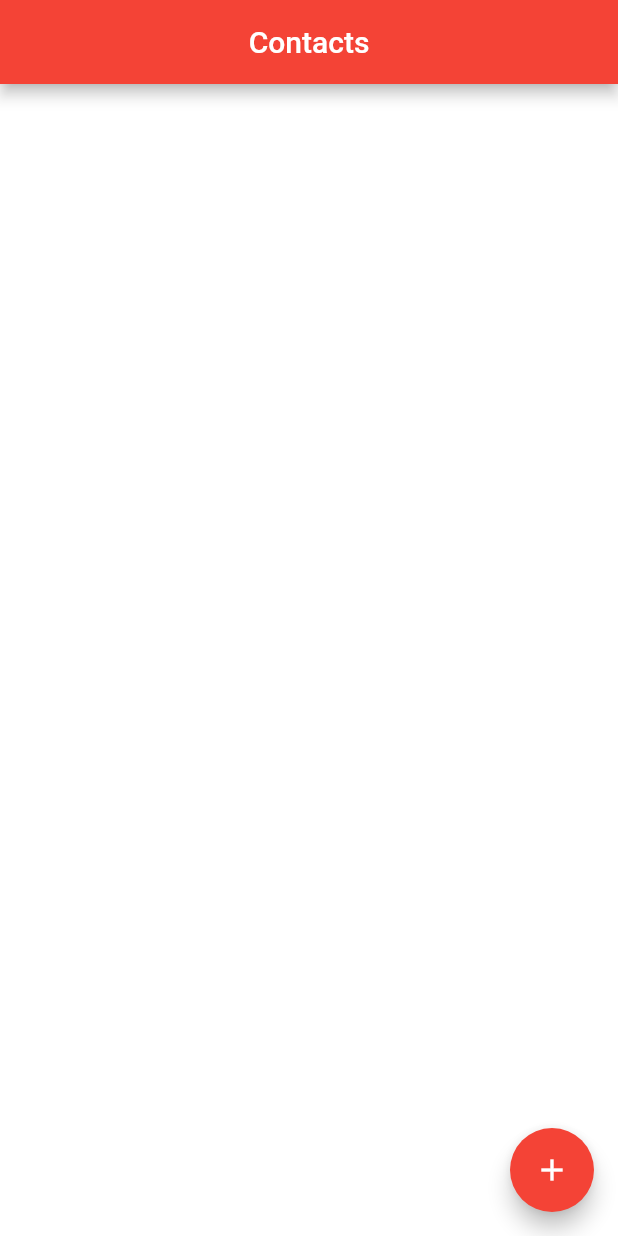
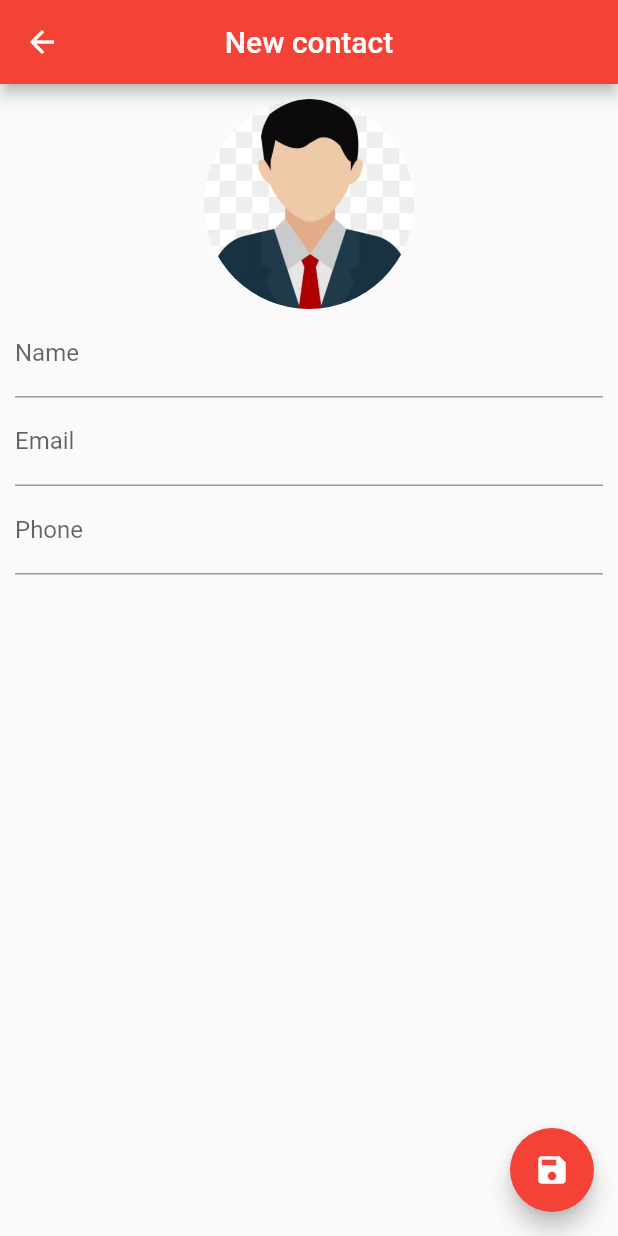
Before and after one commit to mprandot/flutter-projects, a Flutter app: the screen it shows after launch, after a tap on the "add" icon, on a phone screen of 412 x 824 dp. Run offline on Flutter 3.47's test engine with Material 2 defaults, Android fonts, the phone set to English and light mode, and no system bars; our stand-ins replace flutter_dotenv, share, sqflite, transparent_image; accounts and stored records are empty.

Commit message:
#Contact: Add contact page
- Use navigator push/pop to navigate in pages.
- Receive new contact thought pop method.
- Use GestureDetector to call edit contact.
- Inserting focus with FocusNode;
- Disable debug banner with debugShowCheckedModeBanner

```diff
--- a/contact/lib/main.dart
+++ b/contact/lib/main.dart
@@ -15,6 +15,7 @@ class MyApp extends StatelessWidget {
           primarySwatch: Colors.blue,
           visualDensity: VisualDensity.adaptivePlatformDensity,
         ),
+        debugShowCheckedModeBanner: false,
         home: HomePage());
   }
 }
--- /dev/null
+++ b/contact/lib/ui/contact_page.dart
@@ -0,0 +1,108 @@
+import 'dart:io';
+
+import 'package:contact/helpers/Contact.dart';
+import 'package:flutter/material.dart';
+
+class ContactPage extends StatefulWidget {
+
+  final Contact contact;
+  ContactPage({this.contact});
+
+  @override
+  _ContactPageState createState() => _ContactPageState();
+}
+
+class _ContactPageState extends State<ContactPage> {
+  Contact _editedContact;
+  bool formChanged = false;
+
+  final _nameController = TextEditingController();
+  final _emailController = TextEditingController();
+  final _phoneController = TextEditingController();
+  final _nameFocus = FocusNode();
+
+  @override
+  void initState() {
+    super.initState();
+    if(widget.contact == null) {
+      _editedContact = Contact();
+    } else {
+      _editedContact = Contact.fromMap(widget.contact.toMap());
+      _nameController.text = _editedContact.name;
+      _emailController.text = _editedContact.email;
+      _phoneController.text = _editedContact.phone;
+    }
+  }
+
+  @override
+  Widget build(BuildContext context) {
+    return Scaffold(
+      appBar: AppBar(
+        backgroundColor: Colors.red,
+        title: Text(_editedContact.name ?? 'New contact'),
+        centerTitle: true,
+      ),
+      floatingActionButton: FloatingActionButton(
+        onPressed: (){
+          if(_editedContact.name != null && _editedContact.name.isNotEmpty) {
+            return Navigator.pop(context, _editedContact);
+          }
+          FocusScope.of(context).requestFocus(_nameFocus);
+        },
+        child: Icon(Icons.save),
+        backgroundColor: Colors.red,
+      ),
+      body: SingleChildScrollView(
+        padding: EdgeInsets.all(10.0),
+        child: Column(
+          children: [
+            GestureDetector(
+              child: Container(
+                width: 140.0,
+                height: 140.0,
+                decoration: BoxDecoration(
+                    shape: BoxShape.circle,
+                    image: DecorationImage(
+                        image: _editedContact.img != null ?
+                        FileImage(File(_editedContact.img)) :
+                        AssetImage("images/default.jpg")
+                    )
+                ),
+              ),
+            ),
+            TextField(
+              decoration: InputDecoration(labelText: "Name"),
+              focusNode: _nameFocus,
+              controller: _nameController,
+              onChanged: (text) {
+                formChanged = true;
+                setState(() {
+                  _editedContact.name = text;
+                });
+              },
+            ),
+            TextField(
+              decoration: InputDecoration(labelText: "Email"),
+              controller: _emailController,
+              onChanged: (text) {
+                formChanged = true;
+                _editedContact.email = text;
+              },
+            ),
+            TextField(
+              decoration: InputDecoration(labelText: "Phone"),
+              controller: _phoneController,
+              keyboardType: TextInputType.phone,
+              onChanged: (text) {
+                formChanged = true;
+                _editedContact.phone = text;
+              },
+            )
+          ],
+        ),
+
+      )
+    );
+  }
+
+}
--- a/contact/lib/ui/home_page.dart
+++ b/contact/lib/ui/home_page.dart
@@ -1,6 +1,7 @@
 import 'dart:io';
 import 'package:contact/helpers/Contact.dart';
 import 'package:contact/helpers/contact_dao.dart';
+import 'package:contact/ui/contact_page.dart';
 import 'package:flutter/material.dart';
 
 class HomePage extends StatefulWidget {
@@ -16,11 +17,15 @@ class _HomePageState extends State<HomePage> {
   @override
   void initState() {
     super.initState();
+    _getAllContacts();
+  }
+
+  _getAllContacts() {
     database.getAllContacts()
-    .then((list) =>
-      setState(() {
-        contacts = list;
-      })
+        .then((list) =>
+        setState(() {
+          contacts = list;
+        })
     );
   }
 
@@ -36,7 +41,9 @@ class _HomePageState extends State<HomePage> {
       floatingActionButton: FloatingActionButton(
         child: Icon(Icons.add),
         backgroundColor: Colors.red,
-        onPressed: (){},
+        onPressed: (){
+          _showContactPage();
+        },
       ),
       body: ListView.builder(
         padding: EdgeInsets.all(10),
@@ -53,6 +60,9 @@ class _HomePageState extends State<HomePage> {
     Contact contact = contacts[index];
 
     return GestureDetector(
+      onTap: () {
+        _showContactPage(contact: contact);
+      },
       child: Card(
         child: Padding(
           padding: EdgeInsets.all(10),
@@ -86,4 +96,19 @@ class _HomePageState extends State<HomePage> {
       ),
     );
   }
+
+  void _showContactPage ({Contact contact}) async {
+    final newContact = await Navigator.push(context,
+      MaterialPageRoute(builder: (context) => ContactPage(contact: contact))
+    );
+
+    if(newContact != null ) {
+      if(contact != null) {
+        await database.updateContact(newContact);
+      } else {
+        await database.saveContact(newContact);
+      }
+      _getAllContacts();
+    }
+  }
 }
```
